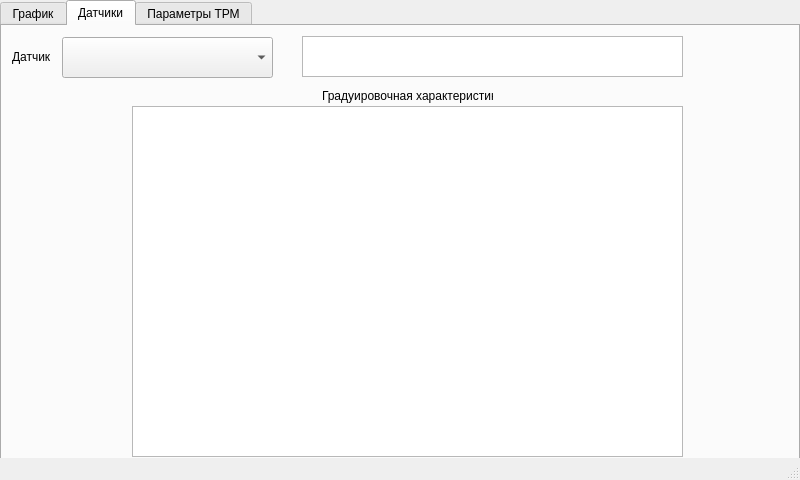
First picture: the form in src/dissertation_gui/main_window.ui, repository Marik28/dissertation, before the edit.
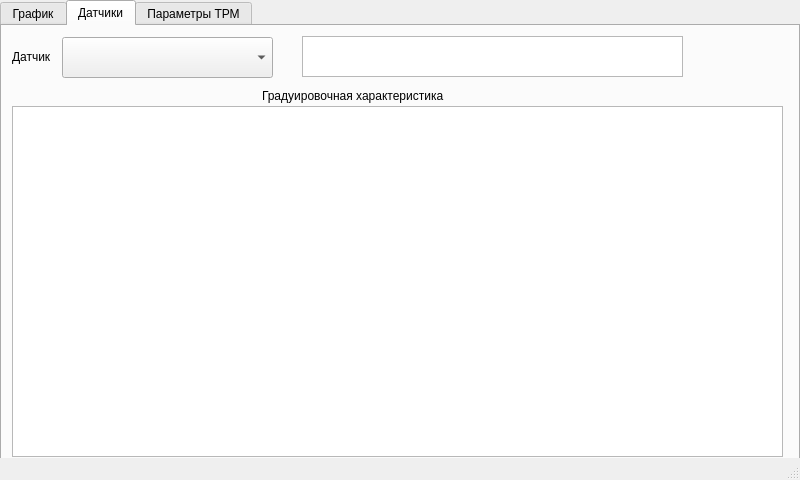
Second picture: the form after the edit. Custom widgets are drawn as their Qt base class.

```diff
--- a/src/dissertation_gui/main_window.ui
+++ b/src/dissertation_gui/main_window.ui
@@ -81,9 +81,9 @@
      <widget class="CharacteristicsTableWidget" name="sensor_characteristics_table">
       <property name="geometry">
        <rect>
-        <x>130</x>
+        <x>10</x>
         <y>80</y>
-        <width>551</width>
+        <width>771</width>
         <height>351</height>
        </rect>
       </property>
@@ -91,9 +91,9 @@
      <widget class="QLabel" name="label_2">
       <property name="geometry">
        <rect>
-        <x>320</x>
+        <x>260</x>
         <y>60</y>
-        <width>171</width>
+        <width>301</width>
         <height>20</height>
        </rect>
       </property>
```
